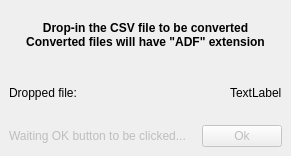
Above: mainwindow.ui from max-privato/VisBlueCSV before the change. Below: the same form after it.
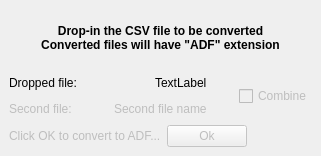
That is the form after the change.

Commit message: First steps towards adding combine function

```diff
--- a/mainwindow.ui
+++ b/mainwindow.ui
@@ -6,7 +6,7 @@
    <rect>
     <x>0</x>
     <y>0</y>
-    <width>286</width>
+    <width>321</width>
     <height>156</height>
    </rect>
   </property>
@@ -41,14 +41,71 @@
     <item>
      <layout class="QHBoxLayout" name="horizontalLayout">
       <item>
-       <widget class="QLabel" name="label_2">
-        <property name="text">
-         <string>Dropped file:</string>
-        </property>
-       </widget>
+       <layout class="QGridLayout" name="gridLayout">
+        <item row="0" column="0">
+         <widget class="QLabel" name="label_2">
+          <property name="text">
+           <string>Dropped file:</string>
+          </property>
+         </widget>
+        </item>
+        <item row="0" column="1" colspan="2">
+         <spacer name="horizontalSpacer">
+          <property name="orientation">
+           <enum>Qt::Horizontal</enum>
+          </property>
+          <property name="sizeHint" stdset="0">
+           <size>
+            <width>40</width>
+            <height>20</height>
+           </size>
+          </property>
+         </spacer>
+        </item>
+        <item row="0" column="3">
+         <widget class="QLabel" name="name1Lbl">
+          <property name="text">
+           <string>TextLabel</string>
+          </property>
+         </widget>
+        </item>
+        <item row="1" column="0">
+         <widget class="QLabel" name="txtName2Lbl">
+          <property name="enabled">
+           <bool>false</bool>
+          </property>
+          <property name="text">
+           <string>Second file:</string>
+          </property>
+         </widget>
+        </item>
+        <item row="1" column="1">
+         <spacer name="horizontalSpacer_3">
+          <property name="orientation">
+           <enum>Qt::Horizontal</enum>
+          </property>
+          <property name="sizeHint" stdset="0">
+           <size>
+            <width>40</width>
+            <height>20</height>
+           </size>
+          </property>
+         </spacer>
+        </item>
+        <item row="1" column="2" colspan="2">
+         <widget class="QLabel" name="name2Lbl">
+          <property name="enabled">
+           <bool>false</bool>
+          </property>
+          <property name="text">
+           <string>Second file name</string>
+          </property>
+         </widget>
+        </item>
+       </layout>
       </item>
       <item>
-       <spacer name="horizontalSpacer">
+       <spacer name="horizontalSpacer_4">
         <property name="orientation">
          <enum>Qt::Horizontal</enum>
         </property>
@@ -61,9 +118,12 @@
        </spacer>
       </item>
       <item>
-       <widget class="QLabel" name="label_4">
+       <widget class="QCheckBox" name="checkBox">
+        <property name="enabled">
+         <bool>false</bool>
+        </property>
         <property name="text">
-         <string>TextLabel</string>
+         <string>Combine</string>
         </property>
        </widget>
       </item>
@@ -77,7 +137,7 @@
          <bool>false</bool>
         </property>
         <property name="text">
-         <string>Waiting OK button to be clicked...   </string>
+         <string>Click OK to convert to ADF...</string>
         </property>
        </widget>
       </item>
```
Left out of the diff: 2 changed lines with no effect on the pictures. The commit also changes 2 other files.
